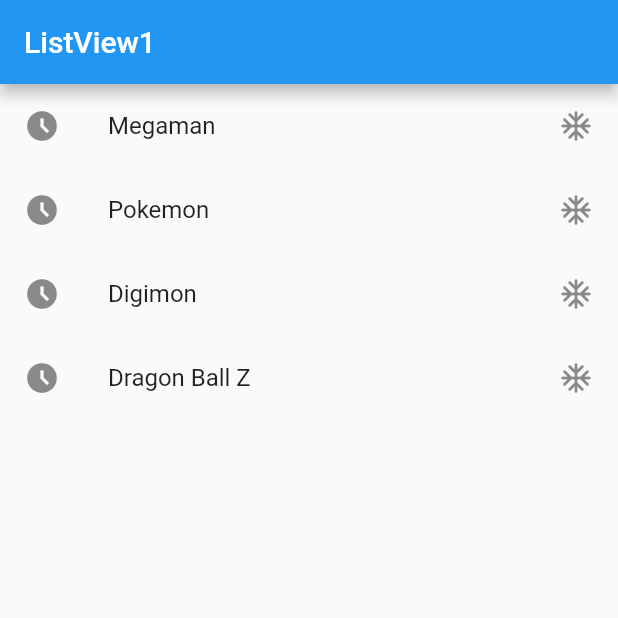
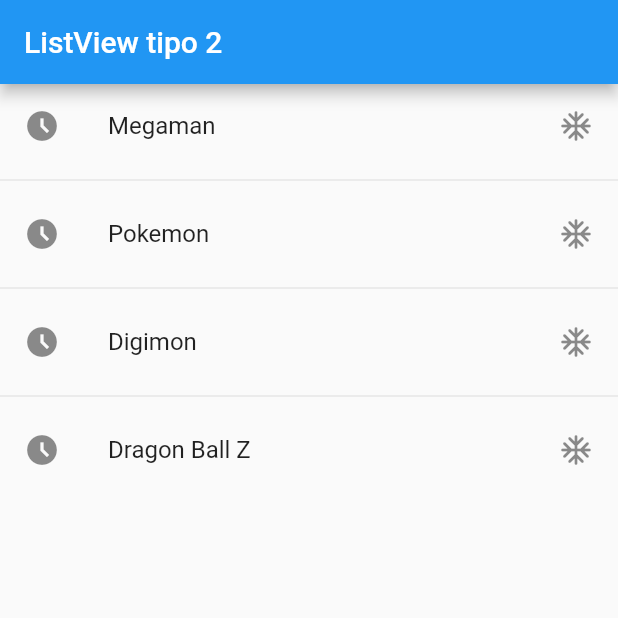
Before and after one commit to eivanphils/flutter-components, a Flutter app: the screen it shows after launch, on a phone screen of 412 x 824 dp, the top half of it. Run offline on Flutter 3.47's test engine with Material 2 defaults, Android fonts, the phone set to English and light mode, and no system bars.

Commit message:
Agregado ListView.separated widget

```diff
--- a/lib/main.dart
+++ b/lib/main.dart
@@ -1,5 +1,6 @@
 import 'package:flutter/material.dart';
-import 'package:flutter_components/screens/listview1_screen.dart';
+
+import 'package:flutter_components/screens/listview2_screen.dart';
 
 void main() => runApp(const MyApp());
 
@@ -11,7 +12,7 @@ class MyApp extends StatelessWidget {
     return const MaterialApp(
       debugShowCheckedModeBanner: false,
       title: 'Material App',
-      home: ListViewScreen()
+      home: ListView2Screen()
     );
   }
 }
--- /dev/null
+++ b/lib/screens/listview2_screen.dart
@@ -0,0 +1,25 @@
+import 'package:flutter/material.dart';
+
+class ListView2Screen extends StatelessWidget {
+  final options = const ['Megaman', 'Pokemon', 'Digimon', 'Dragon Ball Z'];
+
+  const ListView2Screen({Key? key}) : super(key: key);
+
+  @override
+  Widget build(BuildContext context) {
+    return Scaffold(
+        appBar: AppBar(
+          title: const Text('ListView tipo 2'),
+        ),
+        body: ListView.separated(
+            itemCount: options.length,
+            itemBuilder: (context, index) {
+              return ListTile(
+                leading: const Icon(Icons.access_time_filled),
+                title: Text(options[index]),
+                trailing: const Icon(Icons.ac_unit_rounded),
+              );
+            },
+            separatorBuilder: (_, __) => const Divider()));
+  }
+}
```
